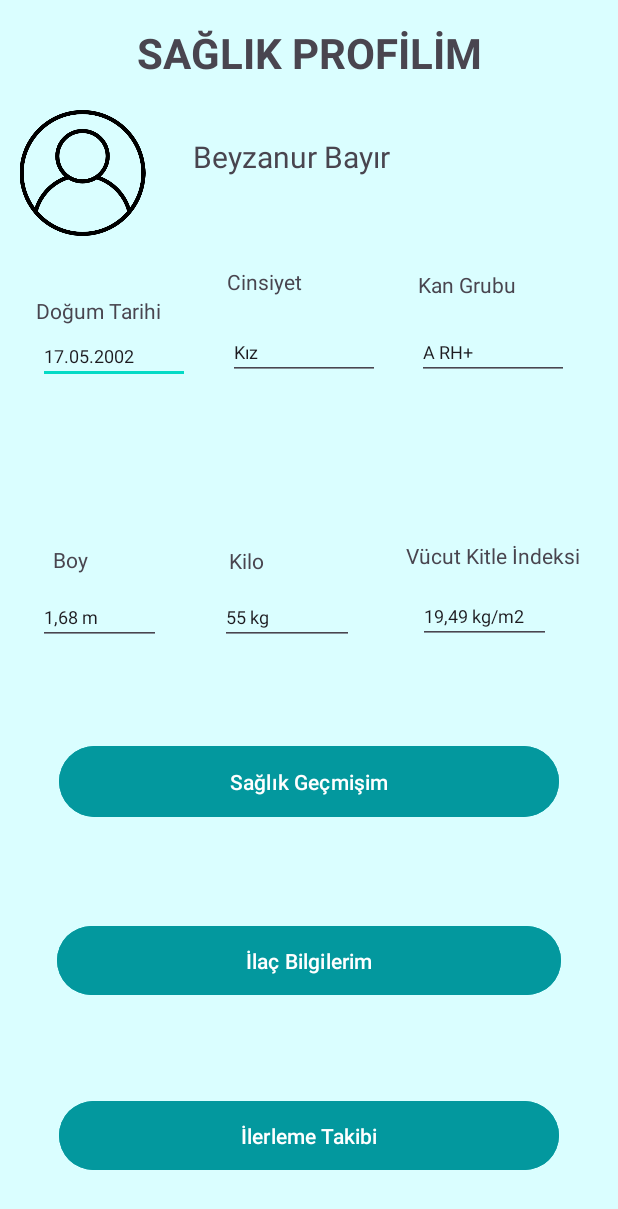
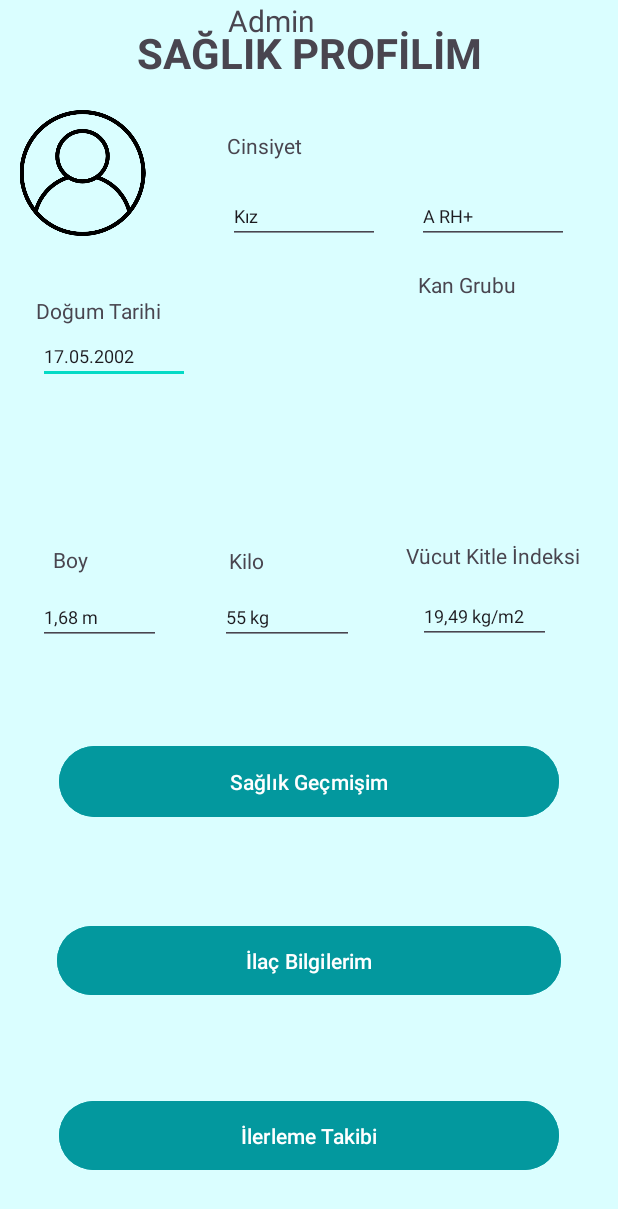
Before and after one commit to zeynep-tkn/MyHealthAssistantMobileApp, an Android app built with Jetpack Compose: the saglikProfilim screen opened directly, with no data from a screen before it, on a phone screen of 412 x 824 dp. Shown: the top 1209 px of the screen. Run offline under Robolectric (Android 15) with nearby library versions, the phone set to English and light mode, and no system bars.

Commit message:
kaymalar düzeltiliyor

```diff
--- a/app/src/main/res/layout/activity_saglik_profilim.xml
+++ b/app/src/main/res/layout/activity_saglik_profilim.xml
@@ -25,18 +25,14 @@
         android:id="@+id/kullanıcıAdSoyadiGirisTxt"
         android:layout_width="wrap_content"
         android:layout_height="wrap_content"
-        android:layout_marginEnd="152dp"
-        android:layout_marginBottom="20dp"
-        android:text="Beyzanur Bayır"
+        android:layout_marginRight="160dp"
+        android:text="Admin"
 
         android:textSize="20sp"
-        app:layout_constraintBottom_toBottomOf="@+id/imageView2"
         app:layout_constraintEnd_toEndOf="parent"
-        app:layout_constraintHorizontal_bias="1.0"
-        app:layout_constraintStart_toStartOf="@+id/imageView2"
-        app:layout_constraintTop_toTopOf="parent"
-        app:layout_constraintVertical_bias="0.827"
-        tools:ignore="MissingConstraints" />
+        app:layout_constraintStart_toEndOf="@+id/imageView2"
+        tools:ignore="MissingConstraints"
+        tools:layout_editor_absoluteY="91dp" />
 
     <TextView
         android:id="@+id/dogumTarihiTxt"
--- a/app/src/main/res/layout/fragment_profile.xml
+++ b/app/src/main/res/layout/fragment_profile.xml
@@ -41,7 +41,7 @@
                     app:layout_constraintHorizontal_bias="0.58"
                     app:layout_constraintStart_toStartOf="@+id/imageView"
                     app:layout_constraintTop_toTopOf="parent"
-                    app:layout_constraintVertical_bias="0.595"
+                    app:layout_constraintVertical_bias="0.58"
                     app:srcCompat="@drawable/profile" />
 
 
--- a/app/src/main/res/layout/slider_screen.xml
+++ b/app/src/main/res/layout/slider_screen.xml
@@ -25,7 +25,7 @@
         android:text="@string/screen1"
         android:textAlignment="center"
         android:textColor="@color/logo_dark"
-        android:textSize="30sp"
+        android:textSize="28sp"
         android:textStyle="bold" />
 
     <TextView
@@ -35,7 +35,7 @@
         android:layout_marginHorizontal="10dp"
         android:text="@string/screen1desc"
         android:fontFamily="@font/poppins_semibold"
-        android:layout_marginTop="3dp"
+        android:layout_marginTop="1dp"
         android:textAlignment="center"
         android:textColor="@color/black"
         android:textSize="18sp"/>
--- a/app/src/main/res/layout/slider_screen2.xml
+++ b/app/src/main/res/layout/slider_screen2.xml
@@ -24,7 +24,7 @@
         android:text="@string/screen2"
         android:textAlignment="center"
         android:textColor="@color/logo_dark"
-        android:textSize="30sp"
+        android:textSize="28sp"
         android:textStyle="bold" />
 
     <TextView
--- a/app/src/main/res/layout/slider_screen5.xml
+++ b/app/src/main/res/layout/slider_screen5.xml
@@ -23,7 +23,7 @@
         android:text="@string/screen5"
         android:textAlignment="center"
         android:textColor="@color/logo_dark"
-        android:textSize="30sp"
+        android:textSize="28sp"
         android:textStyle="bold" />
 
     <TextView
```
Also changed, not shown: app/src/main/res/layout/fragment_home.xml (+30 -36 lines), app/src/main/res/layout/slider_screen3.xml (+4 -4 lines), app/src/main/res/layout/slider_screen4.xml (+4 -4 lines).
